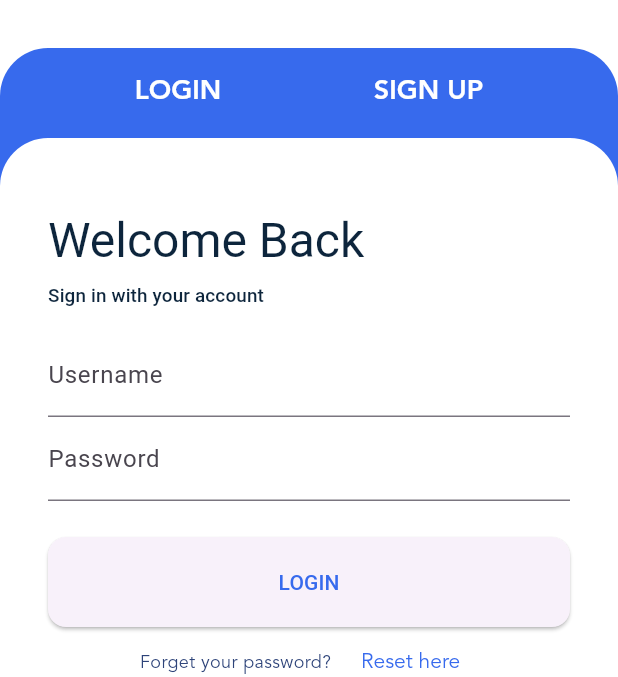
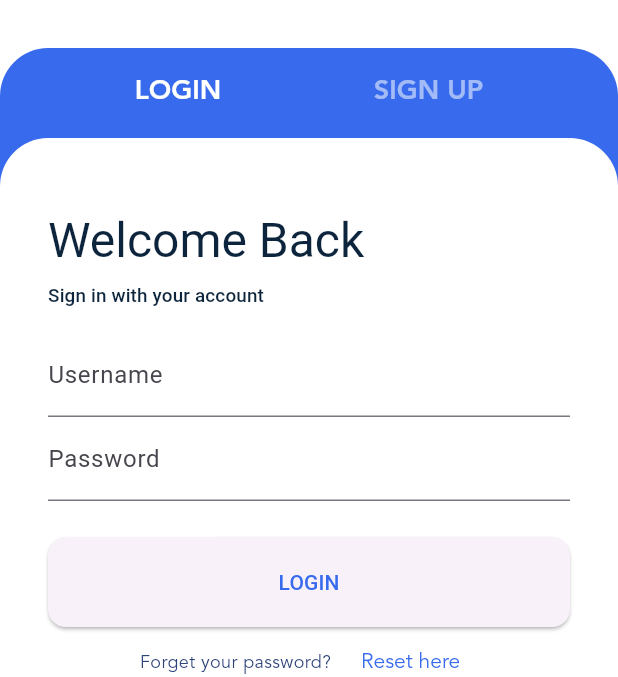
Before and after one commit to HEYSHEED/Blog-Club, a Flutter app: the AuthScreen screen opened directly, on a phone screen of 412 x 824 dp, the part 139-816 px from its top. Run offline on Flutter 3.47's test engine with Material 3 defaults, Android fonts, the phone set to English and light mode, and no system bars; our stand-ins replace dotted_border, flutter_svg, smooth_page_indicator, vector_graphics.

Commit message:
LOGIN & SIGN UP - PART 3

```diff
--- a/lib/auth.dart
+++ b/lib/auth.dart
@@ -51,7 +51,15 @@ class _AuthScreenState extends State<AuthScreen> {
                                 selectedTabIndex = loginTab;
                               });
                             },
-                            child: Text('LOGIN', style: tabTextStyle),
+                            child: Text(
+                              'LOGIN',
+                              style: tabTextStyle.apply(
+                                color:
+                                    selectedTabIndex == loginTab
+                                        ? Colors.white
+                                        : Colors.white54,
+                              ),
+                            ),
                           ),
                           TextButton(
                             onPressed: () {
@@ -59,7 +67,15 @@ class _AuthScreenState extends State<AuthScreen> {
                                 selectedTabIndex = signUpTab;
                               });
                             },
-                            child: Text('SIGN UP', style: tabTextStyle),
+                            child: Text(
+                              'SIGN UP',
+                              style: tabTextStyle.apply(
+                                color:
+                                    selectedTabIndex == signUpTab
+                                        ? Colors.white
+                                        : Colors.white54,
+                              ),
+                            ),
                           ),
                         ],
                       ),
@@ -76,7 +92,10 @@ class _AuthScreenState extends State<AuthScreen> {
                         child: SingleChildScrollView(
                           child: Padding(
                             padding: const EdgeInsets.fromLTRB(32, 48, 32, 32),
-                            child: _Login(themeData: themeData),
+                            child:
+                                selectedTabIndex == loginTab
+                                    ? _Login(themeData: themeData)
+                                    : _SignUp(themeData: themeData),
                           ),
                         ),
                       ),
```
